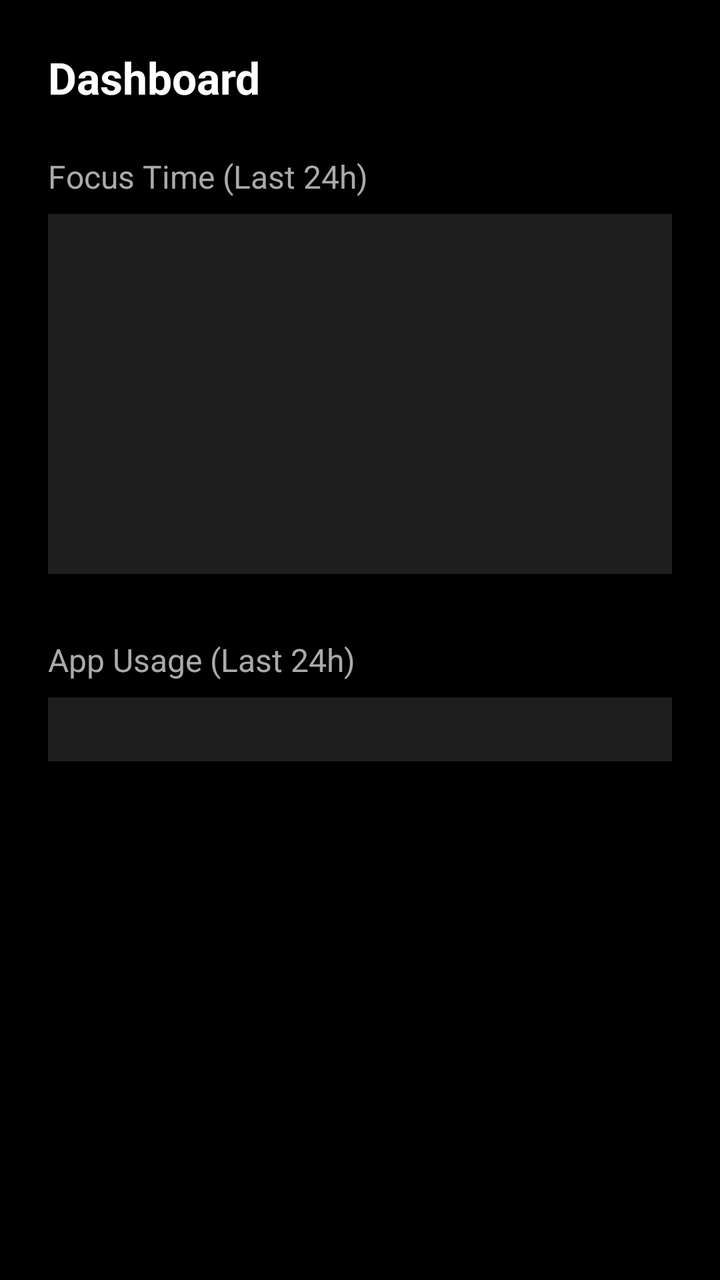
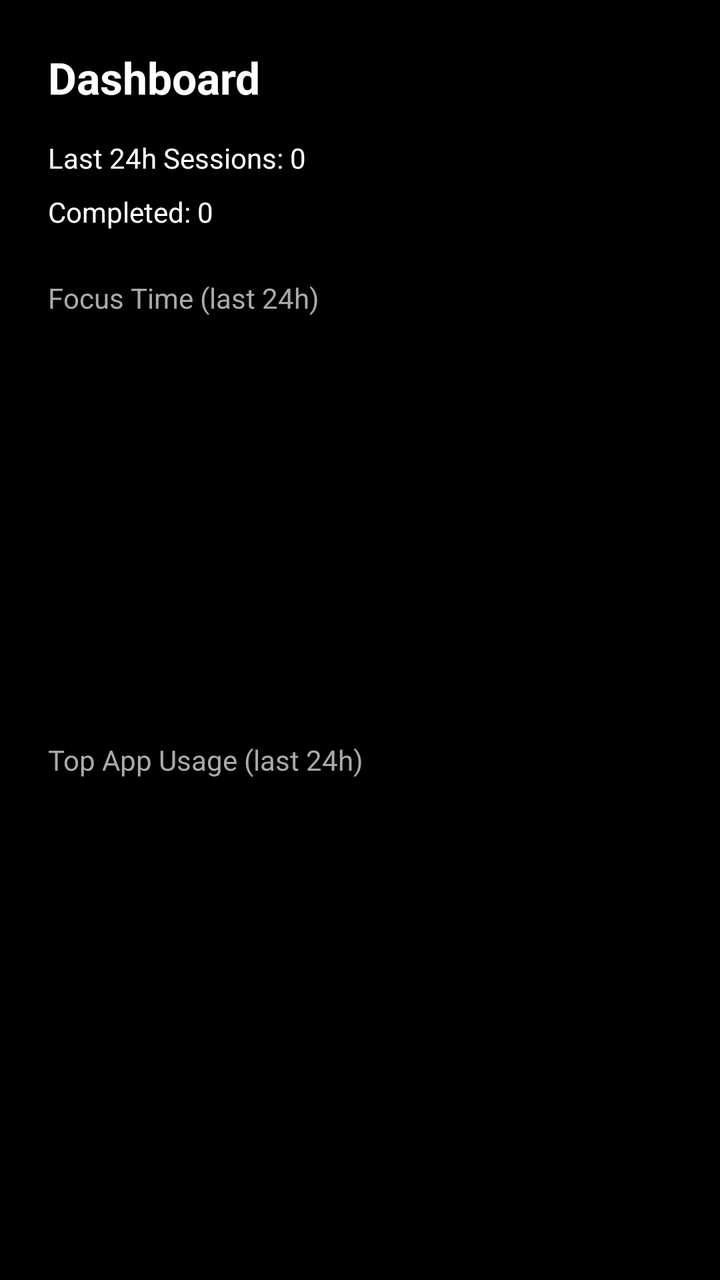

Before-and-after screenshots of an Android layout around one commit, followed by the original layout XML and the change that was made.
<!-- AndroidManifest.xml: application theme Theme.AppCompat.Light.DarkActionBar -->
<!-- res/layout/activity_dashboard.xml -->
<ScrollView xmlns:android="http://schemas.android.com/apk/res/android"
    android:layout_width="match_parent"
    android:layout_height="match_parent"
    android:background="@android:color/black">

    <LinearLayout
        android:orientation="vertical"
        android:padding="24dp"
        android:layout_width="match_parent"
        android:layout_height="wrap_content">

        <TextView
            android:text="Dashboard"
            android:textSize="22sp"
            android:textStyle="bold"
            android:textColor="@android:color/white"
            android:layout_marginBottom="24dp"
            android:layout_width="wrap_content"
            android:layout_height="wrap_content"/>

        
        <TextView
            android:text="Focus Time (Last 24h)"
            android:textSize="16sp"
            android:textColor="#AAAAAA"
            android:layout_marginBottom="8dp"
            android:layout_width="wrap_content"
            android:layout_height="wrap_content"/>

        <LinearLayout
            android:id="@+id/focusChart"
            android:orientation="horizontal"
            android:gravity="bottom"
            android:background="#1E1E1E"
            android:padding="16dp"
            android:layout_marginBottom="32dp"
            android:layout_width="match_parent"
            android:layout_height="180dp">

        </LinearLayout>


        <TextView
            android:text="App Usage (Last 24h)"
            android:textSize="16sp"
            android:textColor="#AAAAAA"
            android:layout_marginBottom="8dp"
            android:layout_width="wrap_content"
            android:layout_height="wrap_content"/>

        <LinearLayout
            android:id="@+id/appUsageChart"
            android:orientation="vertical"
            android:background="#1E1E1E"
            android:padding="16dp"
            android:layout_width="match_parent"
            android:layout_height="wrap_content">

        </LinearLayout>

        <TextView
            android:id="@+id/totalSessions"
            android:textColor="@android:color/white"
            android:layout_marginTop="24dp"
            android:layout_width="wrap_content"
            android:layout_height="wrap_content"/>

        <TextView
            android:id="@+id/completedSessions"
            android:textColor="#AAAAAA"
            android:layout_width="wrap_content"
            android:layout_height="wrap_content"/>

    </LinearLayout>
</ScrollView>
<!-- resources referenced by this layout -->
<resources>

</resources>

<!-- the commit's change to res/layout/activity_dashboard.xml (unified diff, before → after) -->
@@ -14,14 +14,28 @@
             android:textSize="22sp"
             android:textStyle="bold"
             android:textColor="@android:color/white"
+            android:layout_marginBottom="16dp"
+            android:layout_width="wrap_content"
+            android:layout_height="wrap_content"/>
+
+        <TextView
+            android:id="@+id/totalSessions"
+            android:text="Last 24h Sessions: 0"
+            android:textColor="@android:color/white"
+            android:layout_marginBottom="8dp"
+            android:layout_width="wrap_content"
+            android:layout_height="wrap_content"/>
+
+        <TextView
+            android:id="@+id/completedSessions"
+            android:text="Completed: 0"
+            android:textColor="@android:color/white"
             android:layout_marginBottom="24dp"
             android:layout_width="wrap_content"
             android:layout_height="wrap_content"/>
 
-        
         <TextView
-            android:text="Focus Time (Last 24h)"
-            android:textSize="16sp"
+            android:text="Focus Time (last 24h)"
             android:textColor="#AAAAAA"
             android:layout_marginBottom="8dp"
             android:layout_width="wrap_content"
@@ -29,20 +43,14 @@
 
         <LinearLayout
             android:id="@+id/focusChart"
+            android:layout_width="match_parent"
+            android:layout_height="180dp"
             android:orientation="horizontal"
             android:gravity="bottom"
-            android:background="#1E1E1E"
-            android:padding="16dp"
-            android:layout_marginBottom="32dp"
-            android:layout_width="match_parent"
-            android:layout_height="180dp">
-
-        </LinearLayout>
-
+            android:layout_marginBottom="24dp"/>
 
         <TextView
-            android:text="App Usage (Last 24h)"
-            android:textSize="16sp"
+            android:text="Top App Usage (last 24h)"
             android:textColor="#AAAAAA"
             android:layout_marginBottom="8dp"
             android:layout_width="wrap_content"
@@ -50,26 +58,9 @@
 
         <LinearLayout
             android:id="@+id/appUsageChart"
-            android:orientation="vertical"
-            android:background="#1E1E1E"
-            android:padding="16dp"
             android:layout_width="match_parent"
-            android:layout_height="wrap_content">
-
-        </LinearLayout>
-
-        <TextView
-            android:id="@+id/totalSessions"
-            android:textColor="@android:color/white"
-            android:layout_marginTop="24dp"
-            android:layout_width="wrap_content"
-            android:layout_height="wrap_content"/>
-
-        <TextView
-            android:id="@+id/completedSessions"
-            android:textColor="#AAAAAA"
-            android:layout_width="wrap_content"
-            android:layout_height="wrap_content"/>
+            android:layout_height="wrap_content"
+            android:orientation="vertical"/>
 
     </LinearLayout>
 </ScrollView>
